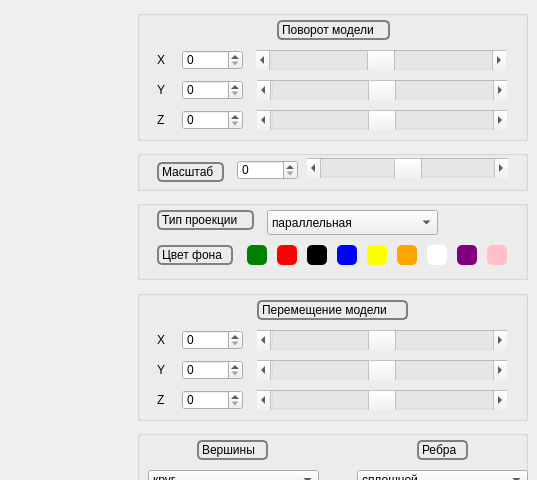
Qt form src/front/mainwindow.ui (fatkheev/3DViewer) before a commit; both pictures show x 523 to 1060 and y 0 to 480 of the 1060 by 697 pixel window.
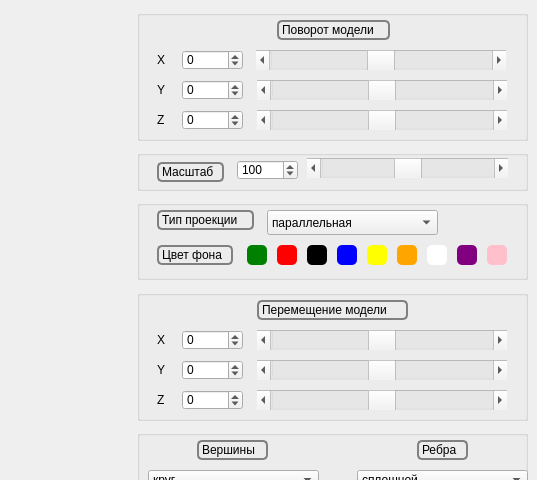
The same form after that commit. Custom widgets are drawn as their Qt base class.

The edit to the form file:
```diff
--- a/src/front/mainwindow.ui
+++ b/src/front/mainwindow.ui
@@ -755,6 +755,12 @@
        <height>20</height>
       </rect>
      </property>
+     <property name="minimum">
+      <number>-180</number>
+     </property>
+     <property name="maximum">
+      <number>180</number>
+     </property>
     </widget>
     <widget class="QSpinBox" name="spinBox_2">
      <property name="geometry">
@@ -765,6 +771,12 @@
        <height>20</height>
       </rect>
      </property>
+     <property name="minimum">
+      <number>-180</number>
+     </property>
+     <property name="maximum">
+      <number>180</number>
+     </property>
     </widget>
     <widget class="QSpinBox" name="spinBox_3">
      <property name="geometry">
@@ -775,6 +787,12 @@
        <height>20</height>
       </rect>
      </property>
+     <property name="minimum">
+      <number>-180</number>
+     </property>
+     <property name="maximum">
+      <number>180</number>
+     </property>
     </widget>
    </widget>
    <widget class="QGroupBox" name="groupBox_7">
@@ -903,6 +921,12 @@
        <height>20</height>
       </rect>
      </property>
+     <property name="minimum">
+      <number>-180</number>
+     </property>
+     <property name="maximum">
+      <number>180</number>
+     </property>
     </widget>
     <widget class="QSpinBox" name="spinBox_5">
      <property name="geometry">
@@ -913,6 +937,12 @@
        <height>20</height>
       </rect>
      </property>
+     <property name="minimum">
+      <number>-180</number>
+     </property>
+     <property name="maximum">
+      <number>180</number>
+     </property>
     </widget>
     <widget class="QSpinBox" name="spinBox_6">
      <property name="geometry">
@@ -923,6 +953,12 @@
        <height>20</height>
       </rect>
      </property>
+     <property name="minimum">
+      <number>-180</number>
+     </property>
+     <property name="maximum">
+      <number>180</number>
+     </property>
     </widget>
     <widget class="QLabel" name="label_7">
      <property name="geometry">
@@ -1008,6 +1044,15 @@
        <height>20</height>
       </rect>
      </property>
+     <property name="minimum">
+      <number>0</number>
+     </property>
+     <property name="maximum">
+      <number>200</number>
+     </property>
+     <property name="value">
+      <number>100</number>
+     </property>
     </widget>
    </widget>
    <widget class="QGroupBox" name="groupBox_3">
```
Left out of the diff: 4 changed lines with no effect on the pictures.
